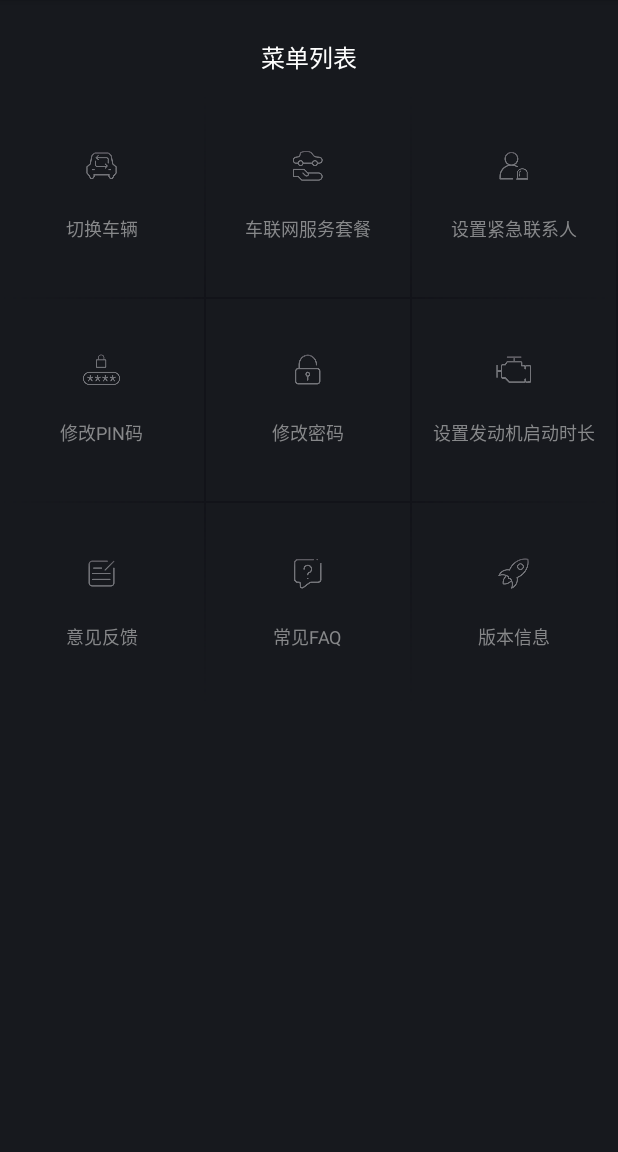
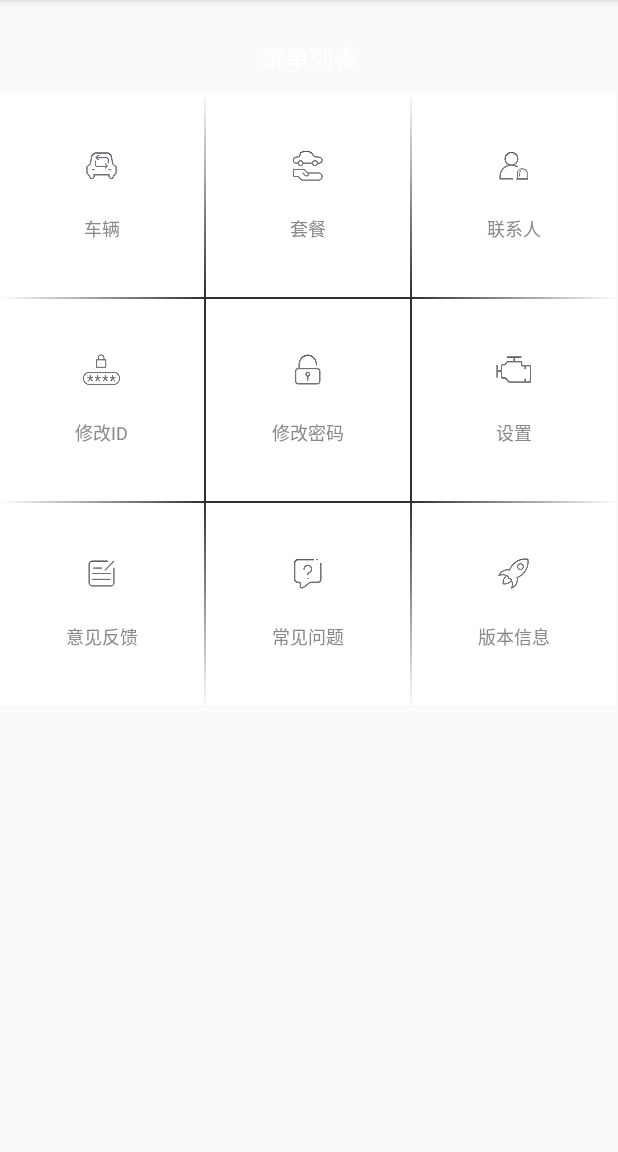
Before and after one commit to loveRose/GradualTraveDivider, an Android app: the screen it shows after launch (MainActivity), on a phone screen of 412 x 824 dp, the part 84-1236 px from its top. Run offline under Robolectric (Android 15) with nearby library versions, the phone set to English and light mode, and no system bars.

Commit message:
修改部分逻辑

`````diff
--- a/app/src/main/java/com/app/lvyerose/item/recyclerviewitemdecoration/DividerGridItemDecoration.java
+++ b/app/src/main/java/com/app/lvyerose/item/recyclerviewitemdecoration/DividerGridItemDecoration.java
@@ -10,40 +10,43 @@ import android.support.v7.widget.RecyclerView.LayoutManager;
 import android.view.View;
 
 /************************************************************************
- *                    .::::.                                            *
- *                  .::::::::.                                          *
- *                 :::::::::::  FUCK YOU                                *
- *             ..:::::::::::'                                           *
- *           '::::::::::::'                                             *
- *             .::::::::::                                              *
- *        '::::::::::::::..                                             *
- *             ..::::::::::::.                                          *
- *           ``::::::::::::::::                                         *
- *            ::::``:::::::::'        .:::.                             *
- *           ::::'   ':::::'       .::::::::.                           *
- *         .::::'      ::::     .:::::::'::::.                          *
- *        .:::'       :::::  .:::::::::' ':::::.                        *
- *       .::'        :::::.:::::::::'      ':::::.                      *
- *      .::'         ::::::::::::::'         ``::::.                    *
- *  ...:::           ::::::::::::'              ``::.                   *
+ * .::::.                                            *
+ * .::::::::.                                          *
+ * :::::::::::  FUCK YOU                                *
+ * ..:::::::::::'                                           *
+ * '::::::::::::'                                             *
+ * .::::::::::                                              *
+ * '::::::::::::::..                                             *
+ * ..::::::::::::.                                          *
+ * ``::::::::::::::::                                         *
+ * ::::``:::::::::'        .:::.                             *
+ * ::::'   ':::::'       .::::::::.                           *
+ * .::::'      ::::     .:::::::'::::.                          *
+ * .:::'       :::::  .:::::::::' ':::::.                        *
+ * .::'        :::::.:::::::::'      ':::::.                      *
+ * .::'         ::::::::::::::'         ``::::.                    *
+ * ...:::           ::::::::::::'              ``::.                   *
  * ```` ':.          ':::::::::'                  ::::..                *
- *                    '.:::::'                    ':'````..             *
- *              ━━━━━━━━━━━━━━━━━━━━━                                   *
- ************************************************************************
- *
+ * '.:::::'                    ':'````..             *
+ * ━━━━━━━━━━━━━━━━━━━━━                                   *
+ * ***********************************************************************
+ * <p>
  * 项目名称：RecyclerViewItemDecoration
  * 类描述：
  * 创建人：lvyerose
  * 邮箱：lvyerose@163.com
  * 创建时间：17/6/26
- *
+ * <p>
  * 修改人：
  * 修改时间：
  * 修改备注：
- *
- *  ......
+ * <p>
+ * ......
  */
 public class DividerGridItemDecoration extends RecyclerView.ItemDecoration {
+    public static final int DIVIDER_TYPE_正常 = 0;
+    public static final int DIVIDER_TYPE_START = 1;
+    public static final int DIVIDER_TYPE_END = 2;
 
     private Drawable mDivider;
 
@@ -70,6 +73,7 @@ public class DividerGridItemDecoration extends RecyclerView.ItemDecoration {
 
     /**
      * 返回当前列数
+     * 666
      *
      * @param parent
      * @return
@@ -95,36 +99,42 @@ public class DividerGridItemDecoration extends RecyclerView.ItemDecoration {
             final View child = parent.getChildAt(i);
             final RecyclerView.LayoutParams params = (RecyclerView.LayoutParams) child
                     .getLayoutParams();
-            if ((i + spanCount) % spanCount == 0) {
+            final int left;
+            final int right;
+            final int top;
+            final int bottom;
+            switch (dividerType(i, spanCount, childCount, true)) {
+                case DIVIDER_TYPE_正常:
+                    //无渐变绘制
+                    left = child.getLeft() - params.leftMargin;
+                    right = child.getRight() + params.rightMargin
+                            + mDivider.getIntrinsicWidth();
+                    top = child.getBottom() + params.bottomMargin;
+                    bottom = top + mDivider.getIntrinsicHeight();
+                    mDivider.setBounds(left, top, right, bottom);
+                    mDivider.draw(c);
+                    break;
+                case DIVIDER_TYPE_START:
                     //左边端点渐变绘制
-                final int left = child.getLeft() - params.leftMargin;
-                final int right = child.getRight() + params.rightMargin
+                    left = child.getLeft() - params.leftMargin;
+                    right = child.getRight() + params.rightMargin
                             + startHorizontalDivider.getIntrinsicWidth();
-                final int top = child.getBottom() + params.bottomMargin;
-                final int bottom = top + startHorizontalDivider.getIntrinsicHeight();
+                    top = child.getBottom() + params.bottomMargin;
+                    bottom = top + startHorizontalDivider.getIntrinsicHeight();
                     startHorizontalDivider.setBounds(left, top, right, bottom);
                     startHorizontalDivider.draw(c);
-            } else if ((i + 1) % spanCount == 0) {
+                    break;
+                case DIVIDER_TYPE_END:
                     //横向末端渐变绘制
-                final int left = child.getLeft() - params.leftMargin;
-                final int right = child.getRight() + params.rightMargin
+                    left = child.getLeft() - params.leftMargin;
+                    right = child.getRight() + params.rightMargin
                             + endHorizontalDivider.getIntrinsicWidth();
-                final int top = child.getBottom() + params.bottomMargin;
-                final int bottom = top + endHorizontalDivider.getIntrinsicHeight();
+                    top = child.getBottom() + params.bottomMargin;
+                    bottom = top + endHorizontalDivider.getIntrinsicHeight();
                     endHorizontalDivider.setBounds(left, top, right, bottom);
                     endHorizontalDivider.draw(c);
-            } else {
-                //无渐变绘制
-                final int left = child.getLeft() - params.leftMargin;
-                final int right = child.getRight() + params.rightMargin
-                        + mDivider.getIntrinsicWidth();
-                final int top = child.getBottom() + params.bottomMargin;
-                final int bottom = top + mDivider.getIntrinsicHeight();
-                mDivider.setBounds(left, top, right, bottom);
-                mDivider.draw(c);
+                    break;
             }
-
-
         }
     }
 
@@ -138,38 +148,45 @@ public class DividerGridItemDecoration extends RecyclerView.ItemDecoration {
         final int childCount = parent.getChildCount();
         int spanCount = getSpanCount(parent);
         for (int i = 0; i < childCount; i++) {
+            if (isLastColumn(parent, i, spanCount, childCount)) {// 如果是最后一行，则不需要绘制底部
+                continue;
+            }
             final View child = parent.getChildAt(i);
             final RecyclerView.LayoutParams params = (RecyclerView.LayoutParams) child
                     .getLayoutParams();
+            final int top;
+            final int bottom;
+            final int left;
+            final int right;
+            switch (dividerType(i, spanCount, childCount, false)) {
+                case DIVIDER_TYPE_正常:
+                    top = child.getTop() - params.topMargin;
+                    bottom = child.getBottom() + params.bottomMargin;
+                    left = child.getRight() + params.rightMargin;
+                    right = left + mDivider.getIntrinsicWidth();
 
-            if (i < spanCount) {
-                //顶部纵向渐变绘制
-                final int top = child.getTop() - params.topMargin;
-                final int bottom = child.getBottom() + params.bottomMargin;
-                final int left = child.getRight() + params.rightMargin;
-                final int right = left + startVerticalDivider.getIntrinsicWidth();
-
+                    mDivider.setBounds(left, top, right, bottom);
+                    mDivider.draw(c);
+                    break;
+                case DIVIDER_TYPE_START:
+                    top = child.getTop() - params.topMargin;
+                    bottom = child.getBottom() + params.bottomMargin;
+                    left = child.getRight() + params.rightMargin;
+                    right = left + startVerticalDivider.getIntrinsicWidth();
                     startVerticalDivider.setBounds(left, top, right, bottom);
                     startVerticalDivider.draw(c);
-            } else if (i >= childCount - spanCount) {
-                //底部纵向渐变绘制
-                final int top = child.getTop() - params.topMargin;
-                final int bottom = child.getBottom() + params.bottomMargin;
-                final int left = child.getRight() + params.rightMargin;
-                final int right = left + endVerticalDivider.getIntrinsicWidth();
+                    break;
+                case DIVIDER_TYPE_END:
+                    top = child.getTop() - params.topMargin;
+                    bottom = child.getBottom() + params.bottomMargin;
+                    left = child.getRight() + params.rightMargin;
+                    right = left + endVerticalDivider.getIntrinsicWidth();
 
                     endVerticalDivider.setBounds(left, top, right, bottom);
                     endVerticalDivider.draw(c);
-            } else {
-                //无渐变绘制
-                final int top = child.getTop() - params.topMargin;
-                final int bottom = child.getBottom() + params.bottomMargin;
-                final int left = child.getRight() + params.rightMargin;
-                final int right = left + mDivider.getIntrinsicWidth();
+                    break;
+            }
 
-                mDivider.setBounds(left, top, right, bottom);
-                mDivider.draw(c);
-            }
         }
     }
 
@@ -207,11 +224,11 @@ public class DividerGridItemDecoration extends RecyclerView.ItemDecoration {
         LayoutManager layoutManager = parent.getLayoutManager();
         if (layoutManager instanceof GridLayoutManager) {
             if (childCount % spanCount == 0) { // 刚好排满
-                if (pos >= (childCount - spanCount)) {
+                if (pos >= (childCount - spanCount)) {//最后一行
                     return true;
                 }
-            } else { //排不满的
-                int count = childCount - spanCount;
+            } else { //排不满的 最后一行
+                int count = childCount - childCount % spanCount;
                 if (pos >= count) {
                     return true;
                 }
@@ -221,6 +238,27 @@ public class DividerGridItemDecoration extends RecyclerView.ItemDecoration {
         return false;
     }
 
+    private int dividerType(int pos, int spanCount, int childCount, boolean isHorizontal) {
+        if (isHorizontal) {
+            if ((pos + spanCount) % spanCount == 0) {
+                return DIVIDER_TYPE_START;
+            } else if ((pos + 1) % spanCount == 0) {
+                return DIVIDER_TYPE_END;
+            } else {
+                return DIVIDER_TYPE_正常;
+            }
+        } else {
+            //竖线判断状态  是上起点还是下终点还是中间正常状态
+            if (pos < spanCount) {
+                return DIVIDER_TYPE_START;
+            } else if (pos >= childCount - (childCount % spanCount == 0 ? spanCount : childCount % spanCount)) {/*最后一行 原本减去spanCount*/
+                return DIVIDER_TYPE_END;
+            } else {
+                return DIVIDER_TYPE_正常;
+            }
+        }
+    }
+
     @Override
     public void getItemOffsets(Rect outRect, View view, RecyclerView parent, RecyclerView.State state) {
         super.getItemOffsets(outRect, view, parent, state);
--- a/app/src/main/java/com/app/lvyerose/item/recyclerviewitemdecoration/MeAdapter.java
+++ b/app/src/main/java/com/app/lvyerose/item/recyclerviewitemdecoration/MeAdapter.java
@@ -56,21 +56,23 @@ public class MeAdapter extends RecyclerView.Adapter<MeViewHolder> {
             R.mipmap.icon_usercenter_06,
             R.mipmap.icon_usercenter_07,
             R.mipmap.icon_usercenter_08,
+            R.mipmap.icon_usercenter_09,
 //            R.mipmap.icon_usercenter_09,
-            R.mipmap.icon_usercenter_09
+//            0
     };
 
     private String[] titles = new String[]{
-            "切换车辆",
-            "车联网服务套餐",
-            "设置紧急联系人",
-            "修改PIN码",
+            "车辆",
+            "套餐",
+            "联系人",
+            "修改ID",
             "修改密码",
-            "设置发动机启动时长",
+            "设置",
             "意见反馈",
-            "常见FAQ",
+            "常见问题",
+            "版本信息",
 //            "版本信息",
-            "版本信息"
+//            ""
     };
 
     public MeAdapter(Context mContext) {
--- a/app/src/main/res/drawable/divider_background.xml
+++ b/app/src/main/res/drawable/divider_background.xml
@@ -1,6 +1,6 @@
 <?xml version="1.0" encoding="utf-8"?>
 <shape xmlns:android="http://schemas.android.com/apk/res/android">
-    <solid android:color="#ff121319" />
+    <solid android:color="#ff2f3036" />
     <size
         android:width="1dp"
         android:height="1dp" />
--- a/app/src/main/res/drawable/divider_horizontal_end.xml
+++ b/app/src/main/res/drawable/divider_horizontal_end.xml
@@ -1,8 +1,8 @@
 <?xml version="1.0" encoding="utf-8"?>
 <shape xmlns:android="http://schemas.android.com/apk/res/android">
     <gradient
-        android:endColor="#00121319"
-        android:startColor="#ff121319" />
+        android:endColor="#002f3036"
+        android:startColor="#ff2f3036" />
     <size
         android:width="1dp"
         android:height="1dp" />
--- a/app/src/main/res/drawable/divider_horizontal_start.xml
+++ b/app/src/main/res/drawable/divider_horizontal_start.xml
@@ -1,8 +1,8 @@
 <?xml version="1.0" encoding="utf-8"?>
 <shape xmlns:android="http://schemas.android.com/apk/res/android">
     <gradient
-        android:endColor="#ff121319"
-        android:startColor="#00121319" />
+        android:endColor="#ff2f3036"
+        android:startColor="#002f3036" />
 
     <size
         android:width="1dp"
--- a/app/src/main/res/drawable/divider_vertical_end.xml
+++ b/app/src/main/res/drawable/divider_vertical_end.xml
@@ -2,8 +2,8 @@
 <shape xmlns:android="http://schemas.android.com/apk/res/android">
     <gradient
         android:angle="270"
-        android:endColor="#00121319"
-        android:startColor="#ff121319" />
+        android:endColor="#002f3036"
+        android:startColor="#ff2f3036" />
     <size
         android:width="1dp"
         android:height="1dp" />
--- a/app/src/main/res/drawable/divider_vertical_start.xml
+++ b/app/src/main/res/drawable/divider_vertical_start.xml
@@ -2,8 +2,8 @@
 <shape xmlns:android="http://schemas.android.com/apk/res/android">
     <gradient
         android:angle="270"
-        android:endColor="#ff121319"
-        android:startColor="#00121319" />
+        android:endColor="#ff2f3036"
+        android:startColor="#002f3036" />
 
     <size
         android:width="1dp"
--- a/app/src/main/res/layout/activity_main.xml
+++ b/app/src/main/res/layout/activity_main.xml
@@ -2,7 +2,7 @@
 <RelativeLayout xmlns:android="http://schemas.android.com/apk/res/android"
     android:layout_width="match_parent"
     android:layout_height="match_parent"
-    android:background="#FF17191E">
+    >
 
 
     <TextView
--- a/app/src/main/res/layout/item_view_layout.xml
+++ b/app/src/main/res/layout/item_view_layout.xml
@@ -2,7 +2,7 @@
 <LinearLayout xmlns:android="http://schemas.android.com/apk/res/android"
     android:layout_width="wrap_content"
     android:layout_height="wrap_content"
-    android:background="#FF17191E"
+    android:background="#ffffffff"
     android:gravity="center"
     android:orientation="vertical">
 
`````
Lines whose indentation alone changed are shown as unchanged.
